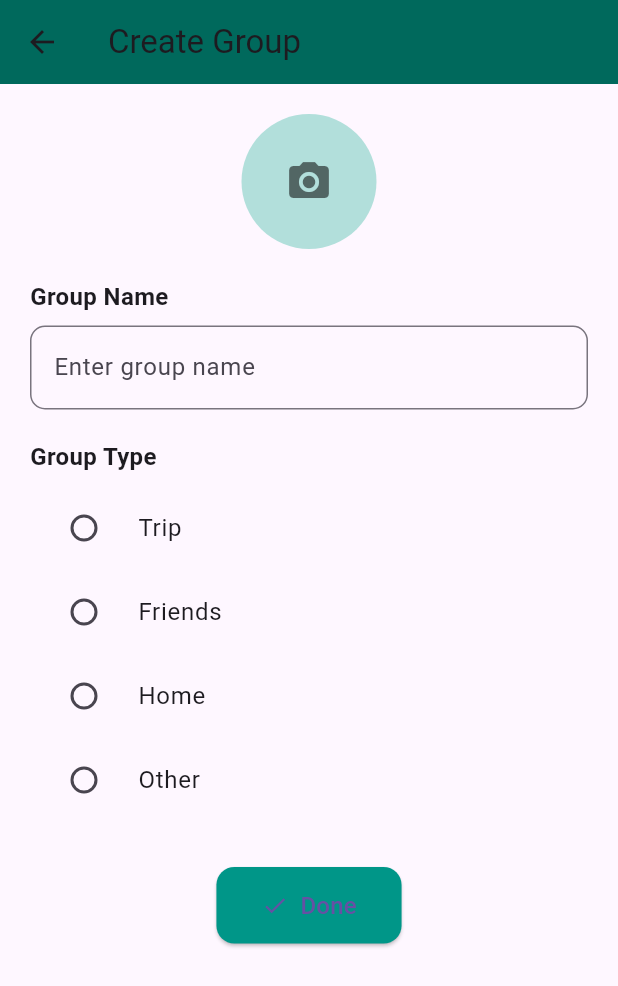
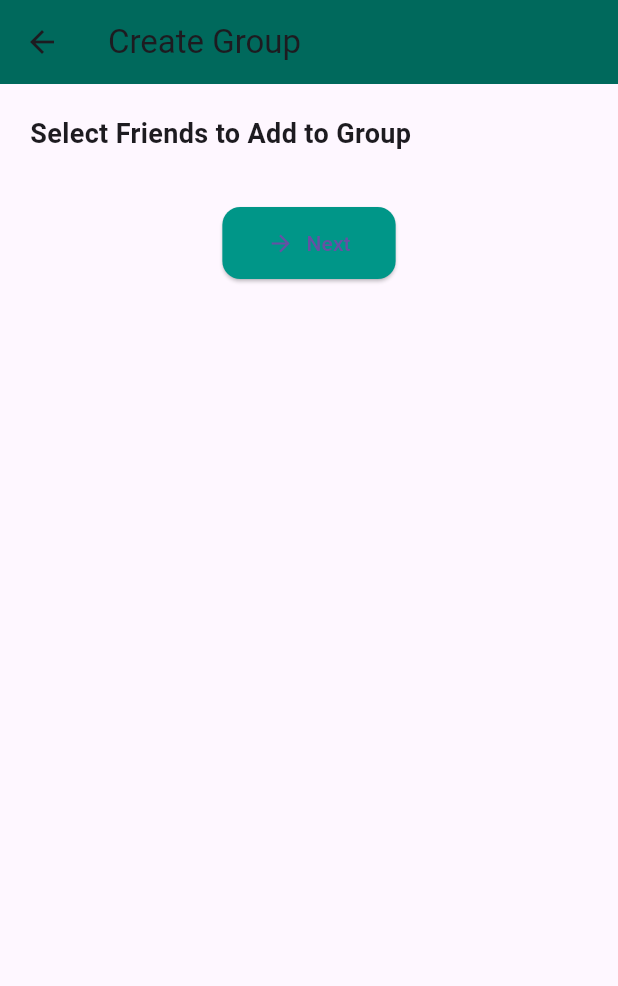
Before and after one commit to AmoghaK1/Splitwise-Clone, a Flutter app: the screen it shows once a user with an empty profile is signed in, after a tap on "Create one now!", on a phone screen of 412 x 824 dp. Shown: the top 986 px of the screen. Run offline on Flutter 3.47's test engine with Material 3 defaults, Android fonts, the phone set to English and light mode, and no system bars; our stand-ins replace cloud_firestore, firebase_auth, firebase_core, flutter_spinkit; accounts and stored records are empty; network calls fail.

Commit message:
Added "Create group with friends"

```diff
--- a/client/lib/screens/home/add_group_screen.dart
+++ b/client/lib/screens/home/add_group_screen.dart
@@ -1,3 +1,4 @@
+import 'package:cloud_firestore/cloud_firestore.dart';
 import 'package:flutter/material.dart';
 import 'package:http/http.dart' as http;
 import 'package:firebase_auth/firebase_auth.dart';
@@ -13,11 +14,61 @@ class AddGroupScreen extends StatefulWidget {
 class _AddGroupScreenState extends State<AddGroupScreen> {
   final TextEditingController _groupNameController = TextEditingController();
   String? _selectedGroupType;
-  String? _groupImagePath; // Placeholder for now
+  String? _groupImagePath;
 
   final List<String> _groupTypes = ['Trip', 'Friends', 'Home', 'Other'];
+  List<Map<String, dynamic>> _friends = [];
+  Set<String> _selectedFriendUIDs = {};
+  bool _isLoading = true;
+  bool _showGroupDetails = false;
 
-  void _submitGroup() async {
+  @override
+  void initState() {
+    super.initState();
+    _loadFriends();
+  }
+
+  Future<void> _loadFriends() async {
+    final user = FirebaseAuth.instance.currentUser;
+    if (user == null) return;
+
+    final userDoc =
+        await FirebaseFirestore.instance.collection('users').doc(user.uid).get();
+    final List<dynamic> friendsUIDs = userDoc.data()?['friends'] ?? [];
+
+    List<Map<String, dynamic>> fetchedFriends = [];
+    for (String uid in friendsUIDs) {
+      final friendDoc =
+          await FirebaseFirestore.instance.collection('users').doc(uid).get();
+      final data = friendDoc.data();
+      if (data != null) {
+        fetchedFriends.add({
+          'uid': uid,
+          'name': data['name'] ?? 'Unnamed',
+          'email': data['email'] ?? '',
+        });
+      }
+    }
+
+    setState(() {
+      _friends = fetchedFriends;
+      _isLoading = false;
+    });
+  }
+
+  void _goToGroupDetails() {
+    if (_selectedFriendUIDs.isEmpty) {
+      ScaffoldMessenger.of(context).showSnackBar(
+        const SnackBar(content: Text('Please select at least one friend')),
+      );
+      return;
+    }
+    setState(() {
+      _showGroupDetails = true;
+    });
+  }
+
+  Future<void> _submitGroup() async {
     final name = _groupNameController.text.trim();
     if (name.isEmpty || _selectedGroupType == null) {
       ScaffoldMessenger.of(context).showSnackBar(
@@ -30,17 +81,20 @@ class _AddGroupScreenState extends State<AddGroupScreen> {
       final user = FirebaseAuth.instance.currentUser;
       final idToken = await user!.getIdToken();
 
+      final members = [..._selectedFriendUIDs, user.uid];
+
       final response = await http.post(
-        Uri.parse('http://192.168.1.5:3000/groups/add'), // replace with your local IP for testing
+        Uri.parse('http://192.168.1.5:3000/groups/add'),
         headers: {
           'Content-Type': 'application/json',
           'Authorization': 'Bearer $idToken',
         },
         body: jsonEncode({
           'name': name,
-          'type': _selectedGroupType!.toLowerCase(), // backend expects lowercase
+          'type': _selectedGroupType!.toLowerCase(),
           'photoUrl': '', // add image support later
-          'members': [user.uid], // for now only one member
+          'members': members,
+          'createdBy': user.uid,
         }),
       );
 
@@ -69,16 +123,63 @@ class _AddGroupScreenState extends State<AddGroupScreen> {
         title: const Text("Create Group"),
         backgroundColor: Colors.teal[800],
       ),
-      body: SingleChildScrollView(
+      body: _isLoading
+          ? const Center(child: CircularProgressIndicator())
+          : !_showGroupDetails
+              ? _buildFriendSelectionView()
+              : _buildGroupDetailsView(),
+    );
+  }
+
+  Widget _buildFriendSelectionView() {
+    return ListView(
+      padding: const EdgeInsets.all(20),
+      children: [
+        const Text("Select Friends to Add to Group",
+            style: TextStyle(fontSize: 18, fontWeight: FontWeight.bold)),
+        const SizedBox(height: 16),
+        ..._friends.map((friend) {
+          return CheckboxListTile(
+            title: Text(friend['name']),
+            subtitle: Text(friend['email']),
+            value: _selectedFriendUIDs.contains(friend['uid']),
+            onChanged: (bool? selected) {
+              setState(() {
+                if (selected == true) {
+                  _selectedFriendUIDs.add(friend['uid']);
+                } else {
+                  _selectedFriendUIDs.remove(friend['uid']);
+                }
+              });
+            },
+          );
+        }).toList(),
+        const SizedBox(height: 20),
+        Center(
+          child: ElevatedButton.icon(
+            onPressed: _goToGroupDetails,
+            icon: const Icon(Icons.arrow_forward),
+            label: const Text("Next"),
+            style: ElevatedButton.styleFrom(
+              backgroundColor: Colors.teal,
+              padding:
+                  const EdgeInsets.symmetric(horizontal: 30, vertical: 14),
+              shape: RoundedRectangleBorder(
+                  borderRadius: BorderRadius.circular(12)),
+            ),
+          ),
+        ),
+      ],
+    );
+  }
+
+  Widget _buildGroupDetailsView() {
+    return SingleChildScrollView(
       padding: const EdgeInsets.all(20),
       child: Column(
-          crossAxisAlignment: CrossAxisAlignment.start,
         children: [
-            // Group image
-            Center(
-              child: GestureDetector(
+          GestureDetector(
             onTap: () {
-                  // TODO: Add image picker logic
               ScaffoldMessenger.of(context).showSnackBar(
                 const SnackBar(content: Text('Image picker not implemented')),
               );
@@ -86,29 +187,35 @@ class _AddGroupScreenState extends State<AddGroupScreen> {
             child: CircleAvatar(
               radius: 45,
               backgroundColor: Colors.teal[100],
-                  backgroundImage: _groupImagePath != null ? AssetImage(_groupImagePath!) : null,
+              backgroundImage: _groupImagePath != null
+                  ? AssetImage(_groupImagePath!)
+                  : null,
               child: _groupImagePath == null
-                      ? const Icon(Icons.camera_alt, size: 32, color: Colors.black54)
+                  ? const Icon(Icons.camera_alt, size: 32)
                   : null,
             ),
           ),
-            ),
           const SizedBox(height: 20),
-
-            // Group name
-            const Text("Group Name", style: TextStyle(fontSize: 16, fontWeight: FontWeight.bold)),
+          const Align(
+              alignment: Alignment.centerLeft,
+              child: Text("Group Name",
+                  style: TextStyle(
+                      fontSize: 16, fontWeight: FontWeight.bold))),
           const SizedBox(height: 8),
           TextField(
             controller: _groupNameController,
             decoration: InputDecoration(
               hintText: "Enter group name",
-                border: OutlineInputBorder(borderRadius: BorderRadius.circular(10)),
+              border:
+                  OutlineInputBorder(borderRadius: BorderRadius.circular(10)),
             ),
           ),
           const SizedBox(height: 20),
-
-            // Group type
-            const Text("Group Type", style: TextStyle(fontSize: 16, fontWeight: FontWeight.bold)),
+          const Align(
+              alignment: Alignment.centerLeft,
+              child: Text("Group Type",
+                  style: TextStyle(
+                      fontSize: 16, fontWeight: FontWeight.bold))),
           const SizedBox(height: 8),
           Column(
             children: _groupTypes.map((type) {
@@ -124,25 +231,23 @@ class _AddGroupScreenState extends State<AddGroupScreen> {
               );
             }).toList(),
           ),
-
           const SizedBox(height: 30),
-
-            // Done Button
           Center(
             child: ElevatedButton.icon(
               style: ElevatedButton.styleFrom(
                 backgroundColor: Colors.teal,
-                  padding: const EdgeInsets.symmetric(horizontal: 30, vertical: 14),
-                  shape: RoundedRectangleBorder(borderRadius: BorderRadius.circular(12)),
+                padding:
+                    const EdgeInsets.symmetric(horizontal: 30, vertical: 14),
+                shape: RoundedRectangleBorder(
+                    borderRadius: BorderRadius.circular(12)),
               ),
               onPressed: _submitGroup,
               icon: const Icon(Icons.done),
-                label: const Text("Done", style: TextStyle(fontSize: 16)),
+              label: const Text("Create Group", style: TextStyle(fontSize: 16)),
             ),
           ),
         ],
       ),
-      ),
     );
   }
 }
--- a/client/lib/services/auth_service.dart
+++ b/client/lib/services/auth_service.dart
@@ -4,7 +4,6 @@ import '../models/AppUser.dart';
 
 class AuthService {
   final FirebaseAuth _auth = FirebaseAuth.instance;
-  final FirebaseFirestore _firestore = FirebaseFirestore.instance;
 
   // Convert Firebase user to custom AppUser
   AppUser? _userFromFirebaseUser(User? user) {
```
Lines whose indentation alone changed are shown as unchanged.
